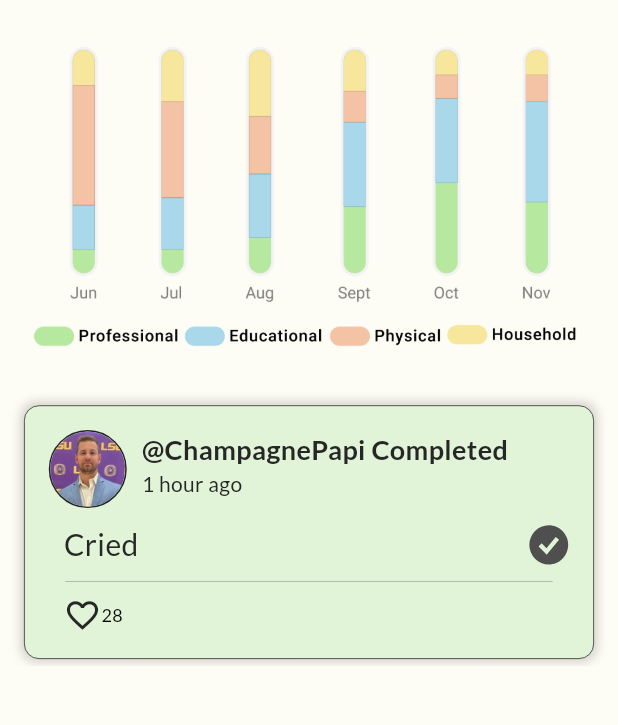
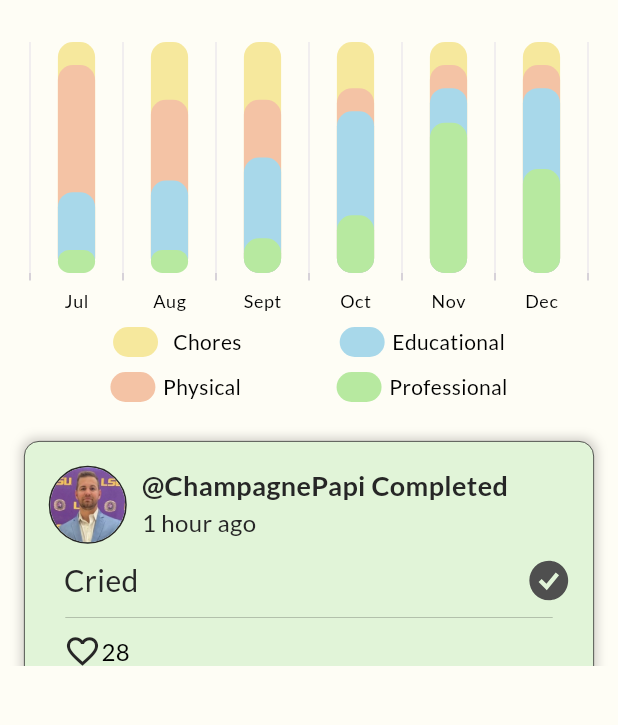
Before and after one commit to Micah-Champagne/SoftwareSystemDevelop, a Flutter app: the ProfilePage screen opened directly with empty values, tab 2 chosen, on a phone screen of 412 x 824 dp, the part 282-1007 px from its top. Run offline on Flutter 3.47's test engine with Material 3 defaults, Android fonts, the phone set to English and light mode, and no system bars; our stand-ins replace flutter_svg, google_fonts, syncfusion_flutter_charts, syncfusion_flutter_gauges.

Commit message:
added animation for bar chart and fixed buddy list issue

```diff
--- a/quest/lib/pages/profilePage.dart
+++ b/quest/lib/pages/profilePage.dart
@@ -5,6 +5,7 @@ import 'package:flutter_svg/flutter_svg.dart'; // Make sure to import this to us
 import 'package:google_fonts/google_fonts.dart';
 import 'package:quest/models/post_model.dart';
 import 'package:quest/utils/colors.dart';
+import 'package:quest/utils/history_bar_chart.dart';
 import 'package:quest/utils/radial_bar_chart.dart';
 
 class ProfilePage extends StatefulWidget {
@@ -182,8 +183,9 @@ class _ProfilePageState extends State<ProfilePage>
               itemBuilder: (context, index) {
                 if (index == 0) {
                   return Padding(
-                    padding: const EdgeInsets.all(20.0),
-                    child: Image.asset('assets/icons/Barcharts.jpeg'),
+                    padding: const EdgeInsets.all(10.0),
+                    child: HistoryBarChart()
+                    //Image.asset('assets/icons/Barcharts.jpeg'),
                   );
                 } else {
                   return MyHistory(index);
@@ -202,10 +204,10 @@ class _ProfilePageState extends State<ProfilePage>
         crossAxisAlignment: CrossAxisAlignment.start,
         children: [
           Padding(
-            padding: const EdgeInsets.only(left: 30, bottom: 8.0),
+            padding: const EdgeInsets.only(left: 30),
             child: Text("Point Distribution",
                 style: GoogleFonts.lato(
-                    fontSize: 16,
+                    fontSize: 18,
                     fontWeight: FontWeight.bold,
                     color: Colors.black)),
           ),
@@ -285,7 +287,7 @@ class _ProfilePageState extends State<ProfilePage>
             padding: const EdgeInsets.only(left: 30.0, bottom: 8.0, top: 8),
             child: Text("Quest Progress",
                 style: GoogleFonts.lato(
-                    fontSize: 16,
+                    fontSize: 18,
                     fontWeight: FontWeight.bold,
                     color: Colors.black)),
           ),
@@ -347,7 +349,7 @@ class _ProfilePageState extends State<ProfilePage>
                   ),
                   Text(
                     selectedPosts[index - 1].time,
-                    style: TextStyle(color: OurColors().darkGrey, fontSize: 14),
+                    style: TextStyle(color: OurColors().darkGrey, fontSize: 16),
                   )
                 ],
               ),
@@ -378,7 +380,7 @@ class _ProfilePageState extends State<ProfilePage>
               GestureDetector(
                 onTap: () => toggleFavorite(index - 1),
                 child: AnimatedScale(
-                  scale: selectedPosts[index - 1].isFavorited ? 1.2 : 1.0,
+                  scale: 1.0,
                   duration: const Duration(milliseconds: 300),
                   curve: Curves.easeInOut,
                   child: AnimatedSwitcher(
@@ -402,7 +404,7 @@ class _ProfilePageState extends State<ProfilePage>
               ),
               Text(
                 selectedPosts[index - 1].likedAmount.toString(),
-                style: GoogleFonts.lato(fontSize: 12, color: Colors.black),
+                style: GoogleFonts.lato(fontSize: 16, color: Colors.black),
               ),
             ],
           ),
--- /dev/null
+++ b/quest/lib/utils/history_bar_chart.dart
@@ -0,0 +1,174 @@
+import 'package:flutter/material.dart';
+import 'package:google_fonts/google_fonts.dart';
+import 'package:quest/utils/colors.dart';
+import 'package:syncfusion_flutter_charts/charts.dart';
+
+class HistoryBarChart extends StatelessWidget {
+  const HistoryBarChart({super.key});
+
+  @override
+  Widget build(BuildContext context) {
+    return Container(
+        color: Colors.transparent,
+        child: Column(
+          children: [
+            SizedBox(
+              height: 200,
+              child: SfCartesianChart(
+                enableAxisAnimation: false,
+                plotAreaBackgroundColor: Colors.transparent,
+                margin: const EdgeInsets.all(10),
+                borderColor: Colors.transparent,
+                borderWidth: 0,
+                plotAreaBorderWidth: 0,
+                enableSideBySideSeriesPlacement: false,
+                primaryXAxis: const CategoryAxis(
+                  labelStyle: TextStyle(color: Colors.black),
+                  axisLine: AxisLine(width: 0),
+                ),
+                primaryYAxis: const NumericAxis(
+                  isVisible: false,
+                  labelStyle: TextStyle(color: Colors.white),
+                  axisLine: AxisLine(width: 0),
+                  minimum: 0,
+                  maximum: 20,
+                  interval: 2,
+                ),
+                series: <CartesianSeries>[
+                  ColumnSeries<ChartColumnData, String>(
+                    borderRadius: BorderRadius.circular(10),
+                    dataSource: chartData,
+                    width: 0.4,
+                    color: OurColors().chores,
+                    xValueMapper: (ChartColumnData data, _) => data.month,
+                    yValueMapper: (ChartColumnData data, _) => data.chores,
+                    animationDuration: 1000,
+                  ),
+                  ColumnSeries<ChartColumnData, String>(
+                      borderRadius: BorderRadius.circular(10),
+                      dataSource: chartData,
+                      width: 0.4,
+                      color: OurColors().physical,
+                      xValueMapper: (ChartColumnData data, _) => data.month,
+                      yValueMapper: (ChartColumnData data, _) => data.physical,
+                      animationDuration: 1000),
+                  ColumnSeries<ChartColumnData, String>(
+                      borderRadius: BorderRadius.circular(10),
+                      dataSource: chartData,
+                      width: 0.4,
+                      color: OurColors().education,
+                      xValueMapper: (ChartColumnData data, _) => data.month,
+                      yValueMapper: (ChartColumnData data, _) =>
+                          data.educational,
+                      animationDuration: 1000),
+                  ColumnSeries<ChartColumnData, String>(
+                      borderRadius: BorderRadius.circular(10),
+                      dataSource: chartData,
+                      width: 0.4,
+                      color: OurColors().professional,
+                      xValueMapper: (ChartColumnData data, _) => data.month,
+                      yValueMapper: (ChartColumnData data, _) =>
+                          data.professional,
+                      animationDuration: 1000),
+                ],
+              ),
+            ),
+            Column(
+              mainAxisAlignment: MainAxisAlignment.center,
+              children: [
+                Row(
+                  mainAxisAlignment: MainAxisAlignment.spaceEvenly,
+                  children: [
+                    Row(
+                      children: [
+                        Container(
+                          height: 20,
+                          width: 30,
+                          decoration: BoxDecoration(
+                            color: OurColors().chores,
+                            borderRadius: BorderRadius.circular(10),
+                          ),
+                        ),
+                        const SizedBox(width: 10),
+                        Text('Chores',
+                            style: GoogleFonts.lato(color: Colors.black)),
+                      ],
+                    ),
+                    Row(
+                      children: [
+                        Container(
+                          height: 20,
+                          width: 30,
+                          decoration: BoxDecoration(
+                            color: OurColors().education,
+                            borderRadius: BorderRadius.circular(10),
+                          ),
+                        ),
+                        const SizedBox(width: 5),
+                        Text('Educational',
+                            style: GoogleFonts.lato(color: Colors.black)),
+                      ],
+                    )
+                  ],
+                ),
+                const SizedBox(height: 10),
+                Row(
+                  mainAxisAlignment: MainAxisAlignment.spaceEvenly,
+                  children: [
+                    Row(
+                      children: [
+                        Container(
+                          height: 20,
+                          width: 30,
+                          decoration: BoxDecoration(
+                            color: OurColors().physical,
+                            borderRadius: BorderRadius.circular(10),
+                          ),
+                        ),
+                        const SizedBox(width: 5),
+                        Text('Physical',
+                            style: GoogleFonts.lato(color: Colors.black)),
+                      ],
+                    ),
+                    Row(
+                      children: [
+                        Container(
+                          height: 20,
+                          width: 30,
+                          decoration: BoxDecoration(
+                            color: OurColors().professional,
+                            borderRadius: BorderRadius.circular(10),
+                          ),
+                        ),
+                        const SizedBox(width: 5),
+                        Text('Professional',
+                            style: GoogleFonts.lato(color: Colors.black)),
+                      ],
+                    ),
+                  ],
+                ),
+              ],
+            )
+          ],
+        ));
+  }
+}
+
+class ChartColumnData {
+  ChartColumnData(this.month, this.chores, this.physical, this.educational,
+      this.professional);
+  final String month;
+  final int chores;
+  final int physical;
+  final int educational;
+  final int professional;
+}
+
+final List<ChartColumnData> chartData = [
+  ChartColumnData('Jul', 20, 18, 7, 2),
+  ChartColumnData('Aug', 20, 15, 8, 2),
+  ChartColumnData('Sept', 20, 15, 10, 3),
+  ChartColumnData('Oct', 20, 16, 14, 5),
+  ChartColumnData('Nov', 20, 18, 16, 13),
+  ChartColumnData('Dec', 20, 18, 16, 9),
+];
--- a/quest/lib/utils/radial_bar_chart.dart
+++ b/quest/lib/utils/radial_bar_chart.dart
@@ -48,7 +48,7 @@ class RadialBarChart extends StatelessWidget {
                           showTicks: false,
                           annotations: [
                             GaugeAnnotation(
-                              widget: Container(
+                              widget: SizedBox(
 
                                 width: 100,
                                 child: Text(
@@ -57,7 +57,7 @@ class RadialBarChart extends StatelessWidget {
                                   style: TextStyle(
                                       fontWeight: FontWeight.bold,
                                       fontSize: 18,
-                                      color: Colors.grey),
+                                      color: OurColors().darkGrey),
                                 ),
                               ),
 
--- a/quest/pubspec.yaml
+++ b/quest/pubspec.yaml
@@ -39,6 +39,7 @@ dependencies:
   flutter_svg: ^1.1.6
   google_fonts: ^6.2.1
   syncfusion_flutter_gauges: ^27.2.4
+  syncfusion_flutter_charts: ^27.2.4
 
 dev_dependencies:
   flutter_test:
```
Also changed, not shown: quest/lib/models/buddyListModel.dart (+18 -48 lines), quest/lib/pages/appNav.dart (+11 -1 lines), quest/lib/pages/buddyList.dart (+19 -6 lines), quest/lib/pages/homePage.dart (+19 -19 lines), quest/lib/pages/landingPage.dart (+2 -5 lines), quest/lib/pages/signInPage.dart (+3 -6 lines), quest/pubspec.lock.
